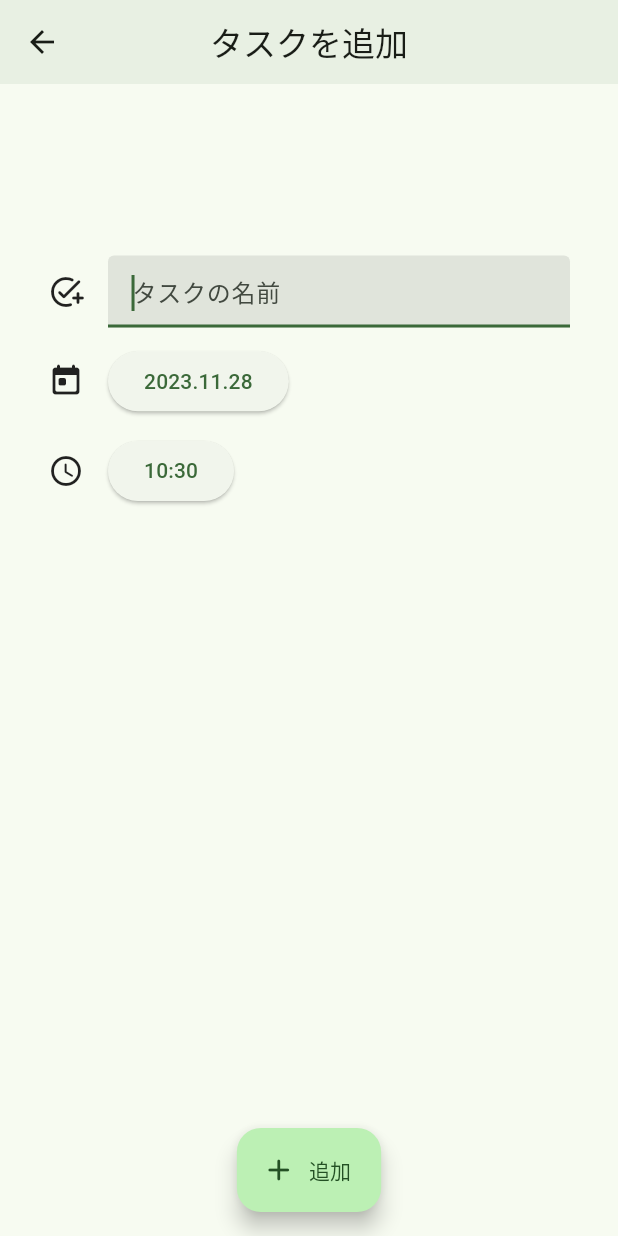
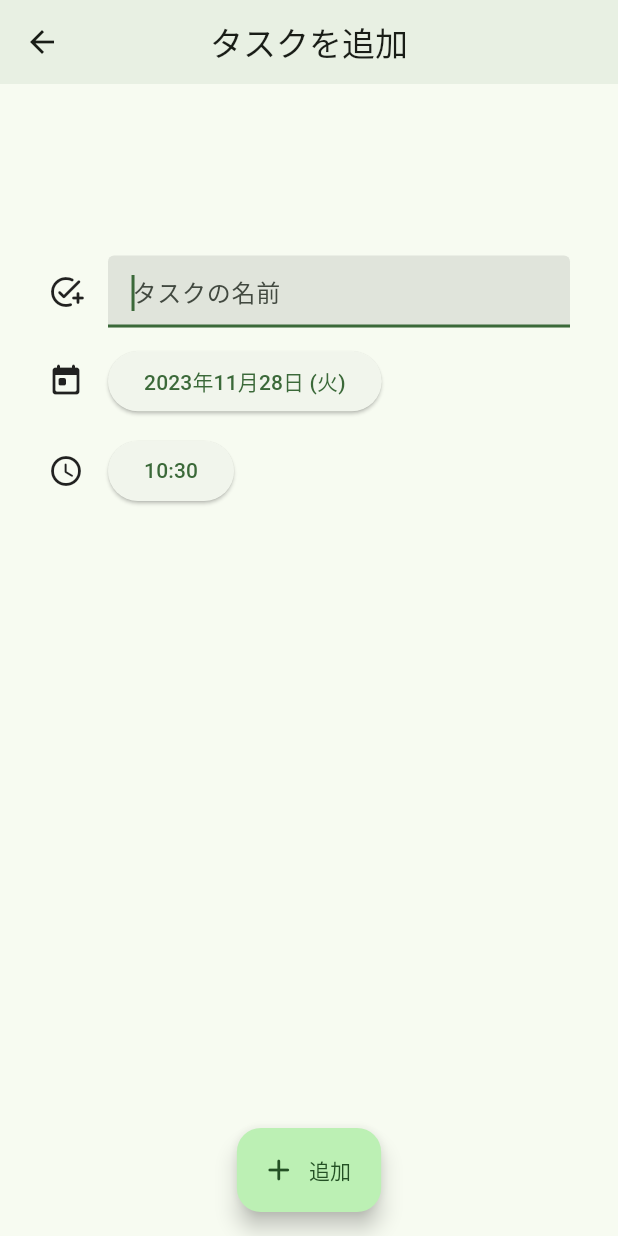
Before and after one commit to yuru-fuwa/maiporarisu, a Flutter app: the AddTaskScreen screen opened directly, on a phone screen of 412 x 824 dp. Run offline on Flutter 3.47's test engine with Material 2 defaults, Android fonts, the phone set to English and light mode, and no system bars; our stand-ins replace flutter_dotenv, flutter_hooks, freezed_annotation, geolocator, google_maps_flutter, hooks_riverpod and 1 more.

Commit message:
feat: 日本語の表記に対応

```diff
--- a/lib/ui/screens/add_task_screen/add_task_screen.dart
+++ b/lib/ui/screens/add_task_screen/add_task_screen.dart
@@ -83,9 +83,7 @@ class AddTaskScreen extends HookWidget {
                         }
                       });
                     },
-                    child: Text(
-                      '${state.dateTime.year.toString()}.${state.dateTime.month.toString().padLeft(2, '0')}.${state.dateTime.day.toString().padLeft(2, '0')}',
-                    ),
+                    child: Text(state.displayDate),
                   ),
                 ],
               ),
@@ -108,9 +106,7 @@ class AddTaskScreen extends HookWidget {
                         }
                       });
                     },
-                    child: Text(
-                      '${state.timeOfDay.hour.toString().padLeft(2, '0')}:${state.timeOfDay.minute.toString().padLeft(2, '0')}',
-                    ),
+                    child: Text(state.displayTime),
                   ),
                 ],
               ),
--- a/lib/ui/screens/home_screen/hook/use_home_screen_state.dart
+++ b/lib/ui/screens/home_screen/hook/use_home_screen_state.dart
@@ -1,6 +1,7 @@
 import 'package:flutter/material.dart';
 import 'package:flutter_hooks/flutter_hooks.dart';
 import 'package:freezed_annotation/freezed_annotation.dart';
+import 'package:intl/intl.dart';
 
 part 'use_home_screen_state.freezed.dart';
 
@@ -14,6 +15,24 @@ class HomeScreenState with _$HomeScreenState {
     required void Function(DateTime) handleDateTimeState,
     required void Function(TimeOfDay) handleTimeOfDayState,
   }) = _HomeScreenState;
+
+  String get displayDate {
+    var formatter = DateFormat('yyyy年M月d日 (E)', 'ja_JP');
+    return formatter.format(dateTime);
+  }
+
+  String get displayTime {
+    var formatter = DateFormat('H:mm', 'ja_JP');
+    return formatter.format(
+      DateTime(
+        dateTime.year,
+        dateTime.month,
+        dateTime.day,
+        timeOfDay.hour,
+        timeOfDay.minute,
+      ),
+    );
+  }
 }
 
 HomeScreenState useHomeScreenState({
--- a/pubspec.yaml
+++ b/pubspec.yaml
@@ -27,6 +27,7 @@ dependencies:
   flutter_hooks: ^0.20.3
   hooks_riverpod: ^2.4.3
   riverpod_annotation: ^2.2.0
+  intl: ^0.18.1
 
 dev_dependencies:
   flutter_test:
```
Also changed, not shown: pubspec.lock.
